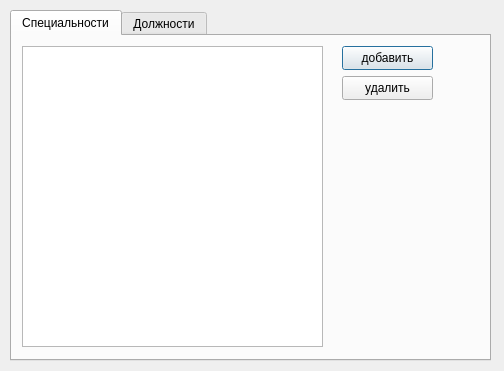
The window that settings.ui (alexeypertcev/ksu-ivt-nagruzka) describes before a commit, drawn with Qt 5.
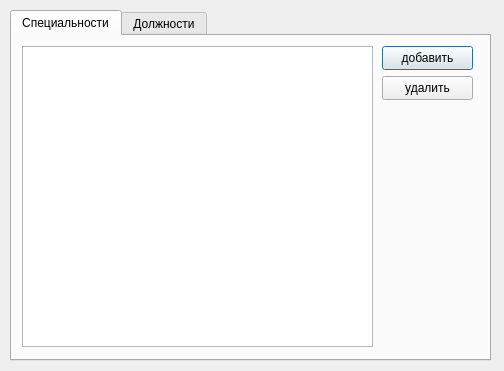
The same window after the commit. The open tabs and pages were chosen to show the change.

What changed in the file:
```diff
--- a/settings.ui
+++ b/settings.ui
@@ -34,7 +34,7 @@
       <rect>
        <x>10</x>
        <y>10</y>
-       <width>301</width>
+       <width>351</width>
        <height>301</height>
       </rect>
      </property>
@@ -42,7 +42,7 @@
     <widget class="QPushButton" name="pushButton_add_spec">
      <property name="geometry">
       <rect>
-       <x>330</x>
+       <x>370</x>
        <y>10</y>
        <width>91</width>
        <height>24</height>
@@ -55,7 +55,7 @@
     <widget class="QPushButton" name="pushButton_del_spec">
      <property name="geometry">
       <rect>
-       <x>330</x>
+       <x>370</x>
        <y>40</y>
        <width>91</width>
        <height>24</height>
```
Left out of the diff: 8 changed lines with no effect on the pictures.
